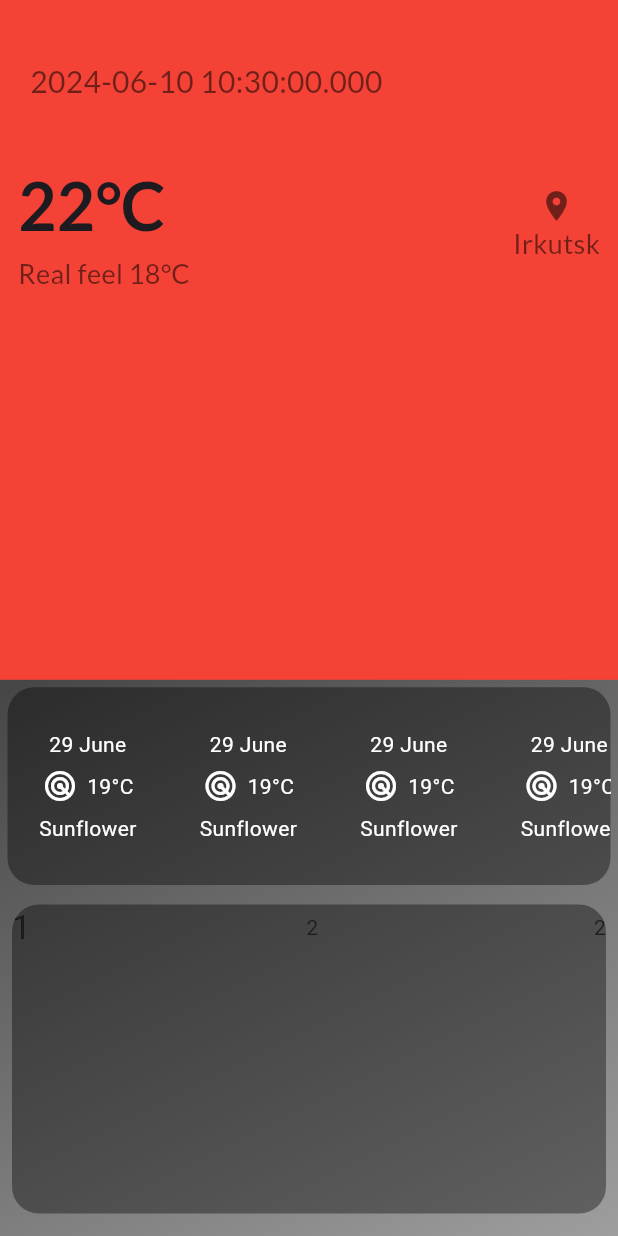
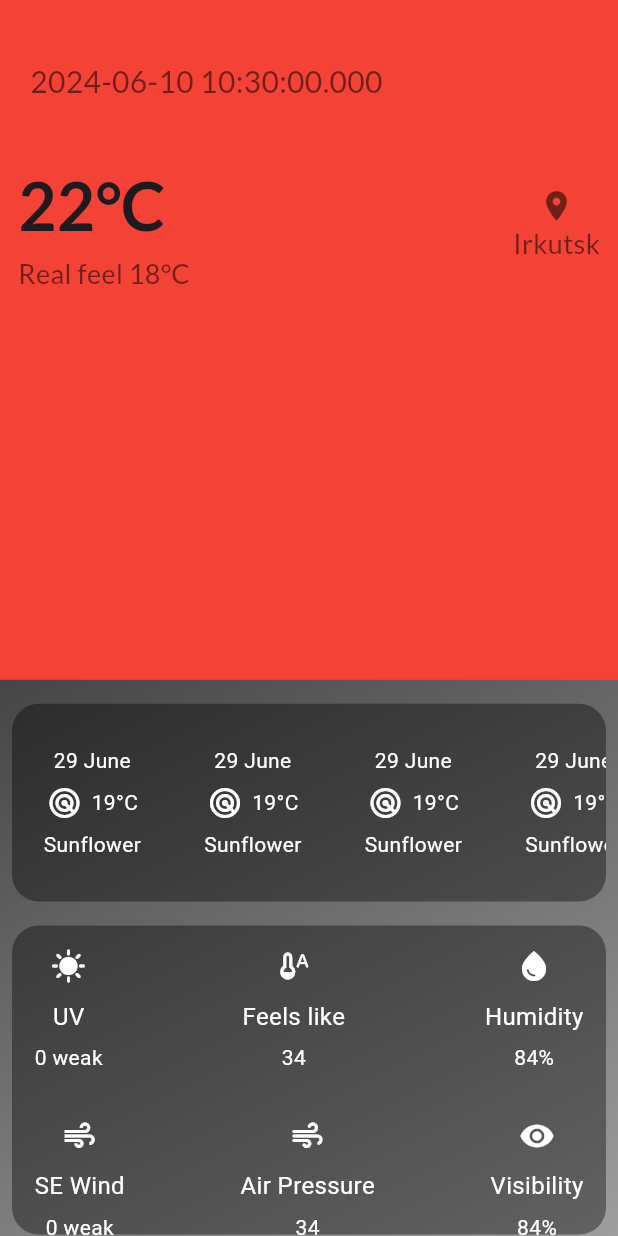
Before and after one commit to Ashrafulalkh/weather_app, a Flutter app: the screen it shows after launch, on a phone screen of 412 x 824 dp. Run offline on Flutter 3.47's test engine with Material 3 defaults, Android fonts, the phone set to English and light mode, and no system bars; our stand-ins replace google_fonts.

Commit message:
-Made some changes

```diff
--- a/lib/ui/screen/weather_details_screen.dart
+++ b/lib/ui/screen/weather_details_screen.dart
@@ -1,6 +1,8 @@
 import 'package:flutter/material.dart';
 import 'package:google_fonts/google_fonts.dart';
 import 'package:weather_app/ui/widgets/background_widgets.dart';
+import 'package:weather_app/ui/widgets/hourly_forecast_listview_widgets.dart';
+import 'package:weather_app/ui/widgets/weather_information_widgets.dart';
 
 class WeatherDetailsScreen extends StatefulWidget {
   const WeatherDetailsScreen({super.key});
@@ -29,7 +31,76 @@ class _WeatherDetailsScreenState extends State<WeatherDetailsScreen> {
                             // bottomRight: Radius.circular(34),
                             )),
                   ),
-                  Column(
+                  _buildTopMainWeatherInformation(),
+                ],
+              ),
+              const SizedBox(
+                height: 8,
+              ),
+              Padding(
+                padding: const EdgeInsets.all(8.0),
+                child: Container(
+                  height: MediaQuery.of(context).size.height * 0.16,
+                  decoration: BoxDecoration(
+                    borderRadius: BorderRadius.circular(18),
+                    color: Colors.black38,
+                  ),
+                  child: const HourlyForecastListview(),
+                ),
+              ),
+              Padding(
+                padding: const EdgeInsets.all(8.0),
+                child: Container(
+                  height: MediaQuery.of(context).size.height * 0.25,
+                  decoration: BoxDecoration(
+                    borderRadius: BorderRadius.circular(18),
+                    color: Colors.black38,
+                  ),
+                  child: SingleChildScrollView(
+                    child: _buildBottomDetailsWeatherInformation(),
+                  ),
+                ),
+              ),
+            ],
+          ),
+        ),
+      ),
+    );
+  }
+
+  Widget _buildBottomDetailsWeatherInformation() {
+    return const Column(
+      children: [
+        Row(
+          mainAxisAlignment: MainAxisAlignment.spaceBetween,
+          children: [
+            WeatherInformationsWidgets(
+                icon: Icons.sunny, title: 'UV', details: '0 weak'),
+            WeatherInformationsWidgets(
+                icon: Icons.thermostat_auto_rounded,
+                title: 'Feels like',
+                details: '34'),
+            WeatherInformationsWidgets(
+                icon: Icons.water_drop, title: 'Humidity', details: '84%'),
+          ],
+        ),
+        Row(
+          mainAxisAlignment: MainAxisAlignment.spaceBetween,
+          children: [
+            WeatherInformationsWidgets(
+                icon: Icons.air, title: 'SE Wind', details: '0 weak'),
+            WeatherInformationsWidgets(
+                icon: Icons.air_rounded, title: 'Air Pressure', details: '34'),
+            WeatherInformationsWidgets(
+                icon: Icons.visibility, title: 'Visibility', details: '84%'),
+          ],
+        ),
+      ],
+    );
+  }
+
+  Widget _buildTopMainWeatherInformation() {
+    return Column(
       crossAxisAlignment: CrossAxisAlignment.start,
       children: [
         Padding(
@@ -85,83 +156,6 @@ class _WeatherDetailsScreenState extends State<WeatherDetailsScreen> {
           ),
         )
       ],
-                  )
-                ],
-              ),
-              Padding(
-                padding: const EdgeInsets.all(5.0),
-                child: Container(
-                  height: MediaQuery.of(context).size.height * 0.16,
-                  decoration: BoxDecoration(
-                    borderRadius: BorderRadius.circular(18),
-                    color: Colors.black38,
-                  ),
-                  child: const HourlyForecastListview(),
-                ),
-              ),
-              Padding(
-                padding: const EdgeInsets.all(8.0),
-                child: Container(
-                  height: MediaQuery.of(context).size.height * 0.25,
-                  decoration: BoxDecoration(
-                    borderRadius: BorderRadius.circular(18),
-                    color: Colors.black38,
-                  ),
-                  child: const Column(
-                    children: [
-                      Row(
-                        mainAxisAlignment: MainAxisAlignment.spaceBetween,
-                        children: [
-                          Text('1',style: TextStyle(fontSize: 22),),
-                          Text('2'),
-                          Text('2'),
-                        ],
-                      ),
-                    ],
-                  ),
-                ),
-              ),
-            ],
-          ),
-        ),
-      ),
     );
   }
 }
-
-class HourlyForecastListview extends StatelessWidget {
-  const HourlyForecastListview({
-    super.key,
-  });
-
-  @override
-  Widget build(BuildContext context) {
-    return ListView.builder(
-      scrollDirection: Axis.horizontal,
-      itemCount: 15,
-      itemBuilder: (context, index) {
-        return Container(
-          width: MediaQuery.of(context).size.width * 0.25,
-          margin: const EdgeInsets.symmetric(horizontal: 2.0, vertical: 25.0),
-          child: const Column(
-            mainAxisAlignment: MainAxisAlignment.center,
-            children: [
-              Text('29 June',style: TextStyle(color: Colors.white),),
-              SizedBox(height: 6),
-              Row(
-                mainAxisAlignment: MainAxisAlignment.center,
-                children: [
-                  Icon(Icons.radar,color: Colors.white,),
-                  SizedBox(width: 6),
-                  Text('19°C',style: TextStyle(color: Colors.white),),
-                ],
-              ),
-              SizedBox(height: 6),
-              Text('Sunflower',style: TextStyle(color: Colors.white),),
-            ],
-          ),
-        );
-      },
-    );
-  }
-}
--- /dev/null
+++ b/lib/ui/widgets/weather_information_widgets.dart
@@ -0,0 +1,38 @@
+import 'package:flutter/material.dart';
+
+class WeatherInformationsWidgets extends StatelessWidget {
+  const WeatherInformationsWidgets({
+    super.key, this.icon, required this.title, required this.details,
+  });
+
+  final IconData? icon;
+  final String title;
+  final String details;
+
+  @override
+  Widget build(BuildContext context) {
+    return Padding(
+      padding: const EdgeInsets.all(15.0),
+      child: Column(
+        children: [
+          Icon(
+            icon,
+            color: Colors.white,
+          ),
+          const SizedBox(height: 10,),
+          Text(
+            title,
+            style: const TextStyle(
+                fontSize: 16, color: Colors.white),
+          ),
+          const SizedBox(height: 6,),
+          Text(
+            details,
+            style: const TextStyle(
+                fontSize: 14, color: Colors.white),
+          ),
+        ],
+      ),
+    );
+  }
+}
```
Lines whose indentation alone changed are shown as unchanged.
